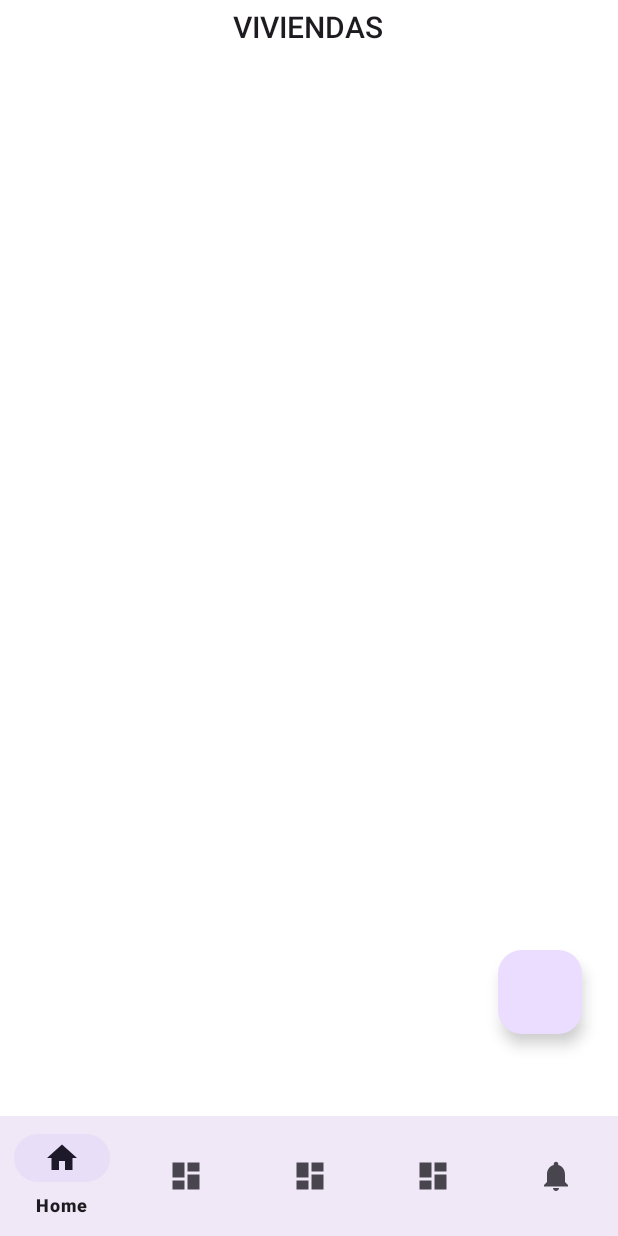
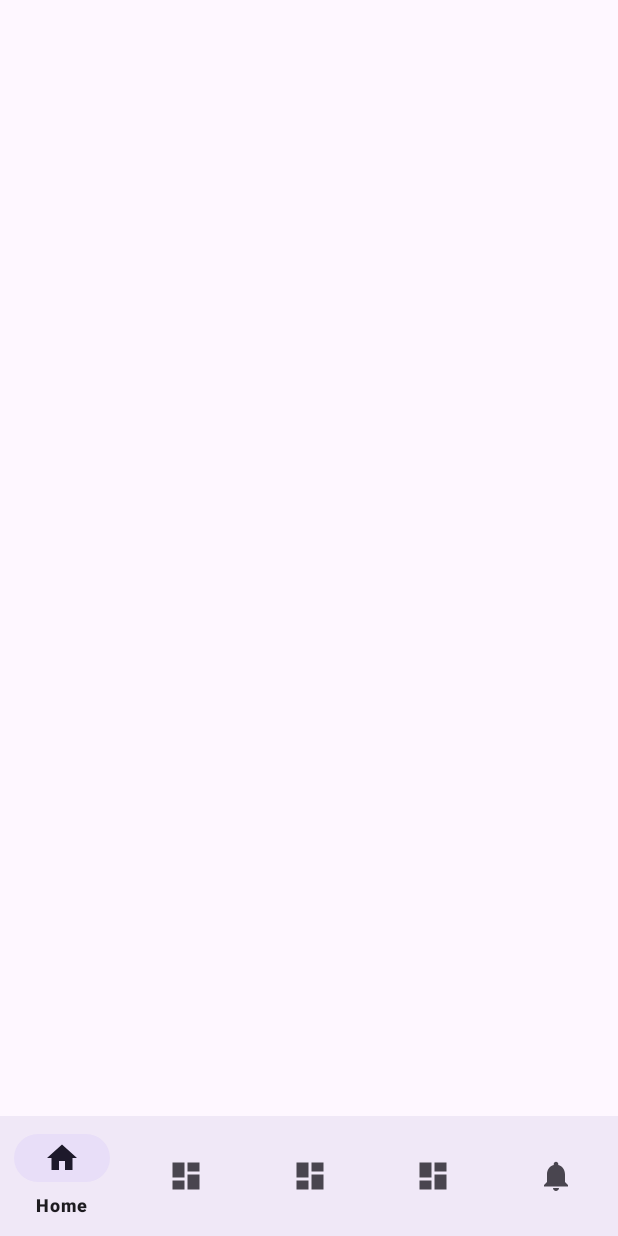
Before and after one commit to gmartinezc7/PAD_FMR, an Android app: the HomeFragment screen opened directly, with no data from a screen before it, on a phone screen of 412 x 824 dp. Run offline under Robolectric (Android 15) with nearby library versions, the light colour scheme and no system bars; our stand-ins replace Firebase (no records; nobody signed in at launch, a user with empty details on screens opened directly), navigation-ui.

Commit message:
pantalla de viviendas tira de BD

```diff
--- a/app/build.gradle.kts
+++ b/app/build.gradle.kts
@@ -48,4 +48,5 @@ dependencies {
     testImplementation(libs.junit)
     androidTestImplementation(libs.ext.junit)
     androidTestImplementation(libs.espresso.core)
+
 }
--- a/app/src/main/AndroidManifest.xml
+++ b/app/src/main/AndroidManifest.xml
@@ -28,7 +28,7 @@
             android:label="@string/title_activity_lobby" />
         <activity
             android:exported="false"
-            android:name=".VivCreateActivity" />
+            android:name=".ui.home.VivCreateActivity" />
         <activity
             android:name=".MainActivity"
             android:exported="true">
--- a/app/src/main/java/es/ucm/fdi/v3findmyroommate/ui/home/HomeFragment.java
+++ b/app/src/main/java/es/ucm/fdi/v3findmyroommate/ui/home/HomeFragment.java
@@ -4,77 +4,57 @@ import android.os.Bundle;
 import android.view.LayoutInflater;
 import android.view.View;
 import android.view.ViewGroup;
-import android.content.Intent;
 
-import androidx.activity.result.ActivityResultLauncher;
-import androidx.activity.result.contract.ActivityResultContracts;
 import androidx.annotation.NonNull;
-import androidx.appcompat.app.AppCompatActivity;
+import androidx.annotation.Nullable;
 import androidx.fragment.app.Fragment;
+import androidx.lifecycle.Observer;
 import androidx.lifecycle.ViewModelProvider;
 import androidx.recyclerview.widget.LinearLayoutManager;
+import androidx.recyclerview.widget.RecyclerView;
 
 import java.util.ArrayList;
 import java.util.List;
 
-import es.ucm.fdi.v3findmyroommate.VivCreateActivity;
+
+
+import es.ucm.fdi.v3findmyroommate.R;
 import es.ucm.fdi.v3findmyroommate.databinding.FragmentHomeBinding;
-import es.ucm.fdi.v3findmyroommate.Vivienda;
-import es.ucm.fdi.v3findmyroommate.ViviendaAdapter;
 
 public class HomeFragment extends Fragment {
 
-    private FragmentHomeBinding binding;
-    private List<Vivienda> listViv;
+    private RecyclerView recyclerView;
     private ViviendaAdapter adapter;
-    private ActivityResultLauncher<Intent> createViviendaLauncher;
+    private HomeViewModel homeViewModel;
 
 
     public View onCreateView(@NonNull LayoutInflater inflater,
-                             ViewGroup container, Bundle savedInstanceState) {
-        HomeViewModel homeViewModel =
-                new ViewModelProvider(this).get(HomeViewModel.class);
+                             @Nullable ViewGroup container, @Nullable Bundle savedInstanceState) {
+        View root = inflater.inflate(R.layout.fragment_home, container, false);
+
+        recyclerView = root.findViewById(R.id.recyclerViewViviendas);
+        recyclerView.setLayoutManager(new LinearLayoutManager(getContext()));
 
 
-        binding = FragmentHomeBinding.inflate(inflater, container, false);
-        View root = binding.getRoot();
+        List<Vivienda> viviendas = new ArrayList<>();
+        adapter = new ViviendaAdapter(viviendas);
+        recyclerView.setAdapter(adapter);
 
-        listViv =  new ArrayList<>();
-        adapter = new ViviendaAdapter(listViv);
-
-        binding.recyclerView.setLayoutManager(new LinearLayoutManager(getContext()));
-        binding.recyclerView.setAdapter(adapter);
-
-        createViviendaLauncher = registerForActivityResult(new ActivityResultContracts.StartActivityForResult(), result -> {
-            if (result.getResultCode() == AppCompatActivity.RESULT_OK) {
-                Intent data = result.getData();
-                if (data != null) {
-                    if (data.hasExtra("newViv")) {
-                        Vivienda newViv = (Vivienda) data.getSerializableExtra("newViv");
-                        if (newViv != null) {
-                            listViv.add(newViv);
-                            adapter.notifyDataSetChanged();
-                        }
-                    }
-                }
+        homeViewModel = new ViewModelProvider(this).get(HomeViewModel.class);
+        homeViewModel.getViviendas().observe(getViewLifecycleOwner(), new Observer<List<Vivienda>>() {
+            @Override
+            public void onChanged(List<Vivienda> lista) {
+                viviendas.clear();
+                viviendas.addAll(lista);
+                adapter.notifyDataSetChanged();
             }
         });
 
-        // botón psra lanzar el VivCreateActivity
-        binding.btnAddVivienda.setOnClickListener(v -> {
-            // AÑADIR VIVIENDA
-            Intent intent = new Intent(getActivity(), VivCreateActivity.class);
-            createViviendaLauncher.launch(intent);
-        });
-
-        //final TextView textView = binding.textHome;
-        //homeViewModel.getText().observe(getViewLifecycleOwner(), textView::setText);
         return root;
     }
 
     @Override
     public void onDestroyView() {
         super.onDestroyView();
-        binding = null;
     }
 }
--- a/app/src/main/java/es/ucm/fdi/v3findmyroommate/ui/home/HomeViewModel.java
+++ b/app/src/main/java/es/ucm/fdi/v3findmyroommate/ui/home/HomeViewModel.java
@@ -1,20 +1,55 @@
 package es.ucm.fdi.v3findmyroommate.ui.home;
 
 
+import androidx.annotation.NonNull;
 import androidx.lifecycle.LiveData;
 import androidx.lifecycle.MutableLiveData;
 import androidx.lifecycle.ViewModel;
 
+
+import com.google.firebase.database.DataSnapshot;
+import com.google.firebase.database.DatabaseError;
+import com.google.firebase.database.FirebaseDatabase;
+import com.google.firebase.database.ValueEventListener;
+import java.util.ArrayList;
+import java.util.List;
+
 public class HomeViewModel extends ViewModel {
 
-    private final MutableLiveData<String> mText;
+    private MutableLiveData<List<Vivienda>> viviendas;
 
     public HomeViewModel() {
-        mText = new MutableLiveData<>();
-        mText.setValue("This is home fragment");
+        viviendas = new MutableLiveData<>();
+        cargarViviendas();
     }
 
-    public LiveData<String> getText() {
-        return mText;
+
+    public LiveData<List<Vivienda>> getViviendas(){
+        return viviendas;
     }
+
+    private void cargarViviendas(){
+        FirebaseDatabase databaser = FirebaseDatabase.getInstance("https://findmyroommate-86cbe-default-rtdb.europe-west1.firebasedatabase.app/");
+        databaser.getReference("viviendas").addValueEventListener(new ValueEventListener() {
+            @Override
+            public void onDataChange(@NonNull DataSnapshot snapshot) {
+                List<Vivienda> lista = new ArrayList<>();
+                for (DataSnapshot viviendas : snapshot.getChildren()){
+                    Vivienda vivienda = viviendas.getValue(Vivienda.class);
+                    if (vivienda != null) {
+                        lista.add(vivienda);
+                    }
+                }
+                viviendas.setValue(lista);
+            }
+
+            @Override
+            public void onCancelled(@NonNull DatabaseError error) {
+                System.out.println("Error en DATABASE");
+
+            }
+        });
+    }
+
+
 }
--- a/app/src/main/java/es/ucm/fdi/v3findmyroommate/VivCreateActivity.java
+++ b/app/src/main/java/es/ucm/fdi/v3findmyroommate/ui/home/VivCreateActivity.java
@@ -1,4 +1,4 @@
-package es.ucm.fdi.v3findmyroommate;
+package es.ucm.fdi.v3findmyroommate.ui.home;
 
 import androidx.appcompat.app.AppCompatActivity;
 
@@ -7,6 +7,8 @@ import android.widget.EditText;
 import android.widget.Button;
 import android.os.Bundle;
 import android.content.Intent;
+
+import es.ucm.fdi.v3findmyroommate.R;
 
 public class VivCreateActivity extends AppCompatActivity {
 
--- a/app/src/main/java/es/ucm/fdi/v3findmyroommate/Vivienda.java
+++ b/app/src/main/java/es/ucm/fdi/v3findmyroommate/ui/home/Vivienda.java
@@ -1,4 +1,4 @@
-package es.ucm.fdi.v3findmyroommate;
+package es.ucm.fdi.v3findmyroommate.ui.home;
 
 import java.io.Serializable;
 
@@ -10,6 +10,8 @@ public class Vivienda implements Serializable {
     private String description;
     private String address;
 
+
+    public Vivienda (){} // constructor que necesita Firebase
     public Vivienda (String name, double price, String description, String address){
         this.id = "00";
         this.name = name;
--- a/app/src/main/java/es/ucm/fdi/v3findmyroommate/ViviendaAdapter.java
+++ b/app/src/main/java/es/ucm/fdi/v3findmyroommate/ui/home/ViviendaAdapter.java
@@ -1,4 +1,4 @@
-package es.ucm.fdi.v3findmyroommate;
+package es.ucm.fdi.v3findmyroommate.ui.home;
 
 
 import android.view.LayoutInflater;
@@ -9,6 +9,8 @@ import android.widget.TextView;
 import androidx.annotation.NonNull;
 import androidx.recyclerview.widget.RecyclerView;
 import java.util.List;
+
+import es.ucm.fdi.v3findmyroommate.R;
 
 
 public class ViviendaAdapter extends RecyclerView.Adapter<ViviendaAdapter.ViviendaViewHolder> {
--- a/app/src/main/res/layout/fragment_home.xml
+++ b/app/src/main/res/layout/fragment_home.xml
@@ -1,57 +1,10 @@
 <?xml version="1.0" encoding="utf-8"?>
 <androidx.constraintlayout.widget.ConstraintLayout xmlns:android="http://schemas.android.com/apk/res/android"
-    xmlns:app="http://schemas.android.com/apk/res-auto"
-    xmlns:tools="http://schemas.android.com/tools"
     android:layout_width="match_parent"
-    android:layout_height="match_parent"
-    android:background="?attr/colorBackgroundFloating"
-    tools:context=".ui.home.HomeFragment">
-
-    <TextView
-        android:id="@+id/text_home"
-        android:layout_width="match_parent"
-        android:layout_height="wrap_content"
-        android:layout_marginStart="8dp"
-        android:layout_marginTop="8dp"
-        android:layout_marginEnd="8dp"
-        android:textAlignment="center"
-        android:textSize="20sp"
-        app:layout_constraintBottom_toBottomOf="parent"
-        app:layout_constraintEnd_toEndOf="parent"
-        app:layout_constraintStart_toStartOf="parent"
-        app:layout_constraintTop_toTopOf="parent" />
+    android:layout_height="match_parent">
 
     <androidx.recyclerview.widget.RecyclerView
-        android:id="@+id/recyclerView"
-        android:layout_width="409dp"
-        android:layout_height="663dp"
-        app:layout_constraintBottom_toBottomOf="parent"
-        app:layout_constraintEnd_toEndOf="parent"
-        app:layout_constraintStart_toStartOf="parent"
-        app:layout_constraintTop_toBottomOf="@+id/textView2"
-        app:layout_constraintVertical_bias="0.081" />
-
-    <com.google.android.material.floatingactionbutton.FloatingActionButton
-        android:id="@+id/btnAddVivienda"
-        android:layout_width="wrap_content"
-        android:layout_height="wrap_content"
-        android:layout_margin="16dp"
-        android:layout_marginEnd="24dp"
-        android:layout_marginBottom="40dp"
-        android:contentDescription="Add Viv"
-        app:layout_constraintBottom_toBottomOf="@+id/recyclerView"
-        app:layout_constraintEnd_toEndOf="@+id/text_home" />
-
-    <TextView
-        android:id="@+id/textView2"
-        android:layout_width="wrap_content"
-        android:layout_height="wrap_content"
-        android:layout_marginTop="4dp"
-        android:text="VIVIENDAS"
-        android:textAppearance="@style/TextAppearance.AppCompat.SearchResult.Title"
-        app:layout_constraintEnd_toEndOf="parent"
-        app:layout_constraintHorizontal_bias="0.498"
-        app:layout_constraintStart_toStartOf="parent"
-        app:layout_constraintTop_toTopOf="parent" />
-
+        android:id="@+id/recyclerViewViviendas"
+        android:layout_width="match_parent"
+        android:layout_height="match_parent" />
 </androidx.constraintlayout.widget.ConstraintLayout>
```
Also changed, not shown: app/src/main/res/layout/item_vivienda.xml (added, +50 -0 lines).
